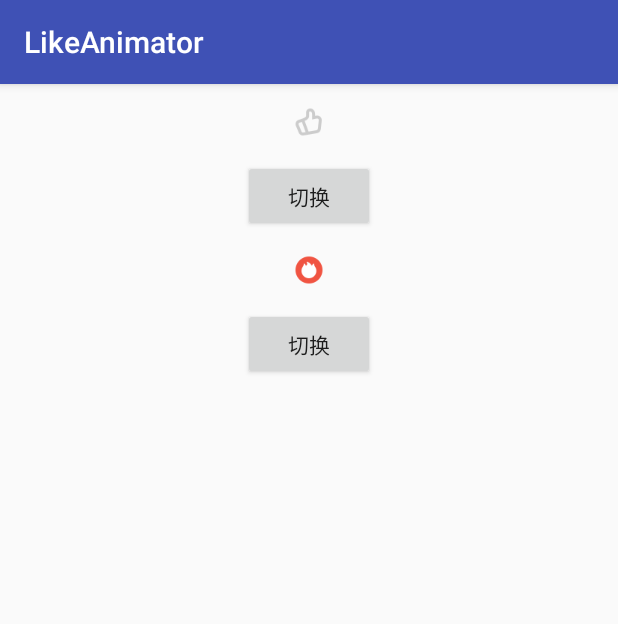
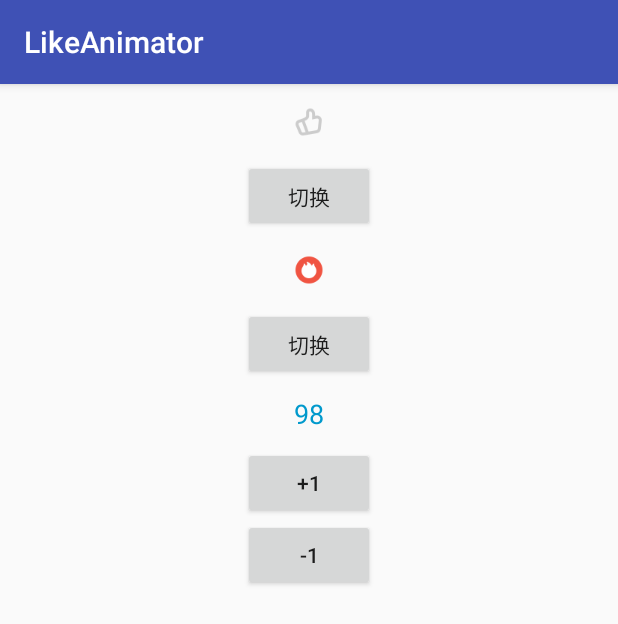
Before and after one commit to tangxiangpi/LikeAnimator, an Android app: the screen it shows after launch (MainActivity), on a phone screen of 412 x 824 dp. Shown: the top 624 px of the screen. Run offline under Robolectric (Android 15) with nearby library versions, the phone set to English and light mode, and no system bars.

Commit message:
数字加减动画

```diff
--- /dev/null
+++ b/app/src/main/java/com/wangsz/likeanimator/CountAnimatorView.java
@@ -0,0 +1,168 @@
+package com.wangsz.likeanimator;
+
+import android.animation.ObjectAnimator;
+import android.content.Context;
+import android.content.res.TypedArray;
+import android.graphics.Canvas;
+import android.graphics.Paint;
+import android.graphics.PointF;
+import android.support.annotation.Nullable;
+import android.util.AttributeSet;
+import android.view.View;
+
+/**
+ * Created by wangsz on 2017/11/27.
+ */
+
+public class CountAnimatorView extends View {
+
+    private static final int TEXT_COLOR = 0x88e24d3d;
+    private static final int TEXT_SIZE = 12;//dp
+
+    private Context mContext;
+    private Paint mPaint = new Paint(Paint.ANTI_ALIAS_FLAG);
+    private int mCount;
+
+    private String mStrCountNoChange; // 没有变化的字符串部分
+    private PointF mPointNoChange = new PointF();
+    private int mTextColor;
+    private String mStrCountBeforeChange; // 变化部分的原字符串
+    private PointF mPointBeforeChange = new PointF();
+    private String mStrCountChange; // 变化部分的变化之后的字符串
+    private PointF mPointChange = new PointF();
+    private int process;
+
+    private float mTextHeight = 0;
+    private boolean isUp = true;
+
+    public CountAnimatorView(Context context) {
+        this(context, null);
+    }
+
+    public CountAnimatorView(Context context, @Nullable AttributeSet attrs) {
+        this(context, attrs, 0);
+    }
+
+    public CountAnimatorView(Context context, @Nullable AttributeSet attrs, int defStyleAttr) {
+        super(context, attrs, defStyleAttr);
+        mContext = context;
+        TypedArray typedArray = context.obtainStyledAttributes(attrs, R.styleable.CountAnimatorView);
+        init(typedArray);
+        typedArray.recycle();
+    }
+
+    private void init(TypedArray typedArray) {
+        float textSize = typedArray.getDimension(R.styleable.CountAnimatorView_ca_textsize, dip2px(TEXT_SIZE));
+        mTextColor = typedArray.getColor(R.styleable.CountAnimatorView_ca_text_color, TEXT_COLOR);
+        mCount = typedArray.getInt(R.styleable.CountAnimatorView_ca_count, 0);
+        mPaint.setTextSize(textSize);
+        mPaint.setColor(mTextColor);
+        Paint.FontMetrics fontMetrics = mPaint.getFontMetrics();
+        mTextHeight = Math.abs(fontMetrics.top);
+
+        analyseCount(0);
+
+        mPointNoChange.set(getPaddingLeft(), getPaddingTop() + mTextHeight);
+
+    }
+
+    @Override
+    protected void onDraw(Canvas canvas) {
+        super.onDraw(canvas);
+
+        mPaint.setAlpha(255);
+        canvas.drawText(mStrCountNoChange, mPointNoChange.x, mPointNoChange.y, mPaint);
+        mPaint.setAlpha(process);
+        canvas.drawText(mStrCountBeforeChange, mPointBeforeChange.x, mPointBeforeChange.y, mPaint);
+        mPaint.setAlpha(255 - process);
+        canvas.drawText(mStrCountChange, mPointChange.x, mPointChange.y, mPaint);
+    }
+
+    private void analyseCount(int change) {
+
+        // 数字不变（首次绘制）
+        if (change == 0) {
+            mStrCountNoChange = String.valueOf(mCount);
+            mStrCountBeforeChange = "";
+            mStrCountChange = "";
+        } else {
+            String count = String.valueOf(mCount);
+            String countChanged = String.valueOf(mCount + change);
+            for (int i = 0; i < count.length(); i++) {
+                if (count.charAt(i) != countChanged.charAt(i)) {
+                    mStrCountNoChange = countChanged.substring(0, i);
+                    mStrCountBeforeChange = count.substring(i);
+                    mStrCountChange = countChanged.substring(i);
+                    break;
+                }
+            }
+            isUp = change > 0;
+            mCount += change;
+            ObjectAnimator animator = ObjectAnimator.ofFloat(this, "textOffY", 1, 0);
+            animator.setDuration(300);
+            animator.start();
+        }
+    }
+
+    private void setTextOffY(float offY) {
+
+        process = (int) (offY * 255);
+
+        if (isUp) {
+            mPointBeforeChange.set(getPaddingLeft() + mPaint.measureText(mStrCountNoChange), mTextHeight * offY + getPaddingTop());
+            mPointChange.set(getPaddingLeft() + mPaint.measureText(mStrCountNoChange), mTextHeight * (1 + offY) + getPaddingTop());
+        } else {
+            mPointBeforeChange.set(getPaddingLeft() + mPaint.measureText(mStrCountNoChange), mTextHeight * (2 - offY) + getPaddingTop());
+            mPointChange.set(getPaddingLeft() + mPaint.measureText(mStrCountNoChange), mTextHeight * (1 - offY) + getPaddingTop());
+        }
+        invalidate();
+    }
+
+    // 计算尺寸
+    @Override
+    protected void onMeasure(int widthMeasureSpec, int heightMeasureSpec) {
+        super.onMeasure(widthMeasureSpec, heightMeasureSpec);
+
+        int width = MeasureSpec.getSize(widthMeasureSpec);
+        int widthMode = MeasureSpec.getMode(widthMeasureSpec);
+        int height = MeasureSpec.getSize(heightMeasureSpec);
+        int heightMode = MeasureSpec.getMode(heightMeasureSpec);
+
+        //最大宽度 = 左间距 + 扩散圈直径 + 右间距
+        int wrapWidth = (int) (getPaddingLeft() + mPaint.measureText(String.valueOf(mCount)) + getPaddingRight());
+        //最大高度 = 上间距 + 扩散圈直径 + 下间距
+        int wrapHeight = getPaddingTop() + mPaint.getFontMetricsInt().bottom - mPaint.getFontMetricsInt().top + getPaddingBottom();
+
+        //计算wrap_content时的情况
+        if (widthMode == MeasureSpec.AT_MOST && heightMode == MeasureSpec.AT_MOST) {
+            setMeasuredDimension(wrapWidth, wrapHeight);
+        } else if (widthMode == MeasureSpec.AT_MOST) {
+            setMeasuredDimension(wrapWidth, height);
+        } else if (heightMode == MeasureSpec.AT_MOST) {
+            setMeasuredDimension(width, wrapHeight);
+        }
+    }
+
+    /**
+     * 将dip或dp值转换为px值
+     */
+    public int dip2px(float dipValue) {
+        final float scale = mContext.getResources().getDisplayMetrics().density;
+        return (int) (dipValue * scale + 0.5f);
+    }
+
+    /**
+     * 加1
+     */
+    public void addOne(){
+        analyseCount(1);
+    }
+
+    /**
+     * 减1
+     */
+    public void minusOne(){
+        analyseCount(-1);
+    }
+
+}
--- a/app/src/main/java/com/wangsz/likeanimator/MainActivity.java
+++ b/app/src/main/java/com/wangsz/likeanimator/MainActivity.java
@@ -12,6 +12,10 @@ public class MainActivity extends AppCompatActivity {
 
     private Button button1;
     private Button button2;
+
+    private CountAnimatorView countAnimatorView;
+    private Button buttonUp;
+    private Button buttonDown;
 
     @Override
     protected void onCreate(Bundle savedInstanceState) {
@@ -38,5 +42,21 @@ public class MainActivity extends AppCompatActivity {
             }
         });
 
+        countAnimatorView = findViewById(R.id.cav);
+        buttonUp = findViewById(R.id.btn_up);
+        buttonDown = findViewById(R.id.btn_down);
+        buttonUp.setOnClickListener(new View.OnClickListener() {
+            @Override
+            public void onClick(View view) {
+                countAnimatorView.addOne();
+            }
+        });
+        buttonDown.setOnClickListener(new View.OnClickListener() {
+            @Override
+            public void onClick(View view) {
+                countAnimatorView.minusOne();
+            }
+        });
+
     }
 }
--- a/app/src/main/res/layout/activity_main.xml
+++ b/app/src/main/res/layout/activity_main.xml
@@ -1,8 +1,8 @@
 <?xml version="1.0" encoding="utf-8"?>
 <LinearLayout xmlns:android="http://schemas.android.com/apk/res/android"
+    xmlns:app="http://schemas.android.com/apk/res-auto"
     android:layout_width="match_parent"
     android:layout_height="match_parent"
-    xmlns:app="http://schemas.android.com/apk/res-auto"
     android:orientation="vertical">
 
     <com.wangsz.likeanimator.IconAnimatorView
@@ -10,14 +10,14 @@
         android:layout_width="wrap_content"
         android:layout_height="wrap_content"
         android:layout_gravity="center"
-        android:padding="10dp" />
+        android:padding="10dp"/>
 
     <Button
         android:id="@+id/btn_1"
         android:layout_width="wrap_content"
         android:layout_height="wrap_content"
-        android:text="切换"
-        android:layout_gravity="center" />
+        android:layout_gravity="center"
+        android:text="切换"/>
 
     <com.wangsz.likeanimator.IconAnimatorView
         android:id="@+id/ica_2"
@@ -25,17 +25,41 @@
         android:layout_height="wrap_content"
         android:layout_gravity="center"
         android:padding="10dp"
-        app:ia_selected="true"
+        app:ia_cicle_color="@android:color/holo_red_light"
         app:ia_icon_selected="@mipmap/ic_trends_entrance"
         app:ia_icon_unselected="@mipmap/ic_trends_hot_unselected"
-        app:ia_cicle_color="@android:color/holo_red_light"/>
+        app:ia_selected="true" />
 
     <Button
         android:id="@+id/btn_2"
         android:layout_width="wrap_content"
         android:layout_height="wrap_content"
-        android:text="切换"
-        android:layout_gravity="center" />
+        android:layout_gravity="center"
+        android:text="切换"/>
 
 
+    <com.wangsz.likeanimator.CountAnimatorView
+        android:id="@+id/cav"
+        android:layout_width="wrap_content"
+        android:layout_height="wrap_content"
+        android:layout_gravity="center"
+        app:ca_count="98"
+        app:ca_text_color="@android:color/holo_blue_dark"
+        app:ca_textsize="18dp"
+        android:padding="10dp" />
+
+    <Button
+        android:id="@+id/btn_up"
+        android:layout_width="wrap_content"
+        android:layout_height="wrap_content"
+        android:layout_gravity="center"
+        android:text="+1" />
+
+    <Button
+        android:id="@+id/btn_down"
+        android:layout_width="wrap_content"
+        android:layout_height="wrap_content"
+        android:layout_gravity="center"
+        android:text="-1" />
+
 </LinearLayout>
--- a/app/src/main/res/values/attrs.xml
+++ b/app/src/main/res/values/attrs.xml
@@ -8,4 +8,11 @@
         <attr name="ia_selected" format="boolean"/>
     </declare-styleable>
 
+    <declare-styleable name="CountAnimatorView">
+        <attr name="ca_text_color" format="reference"/>
+        <attr name="ca_count" format="integer"/>
+        <attr name="ca_textsize" format="dimension"/>
+    </declare-styleable>
+
+
 </resources>
```
